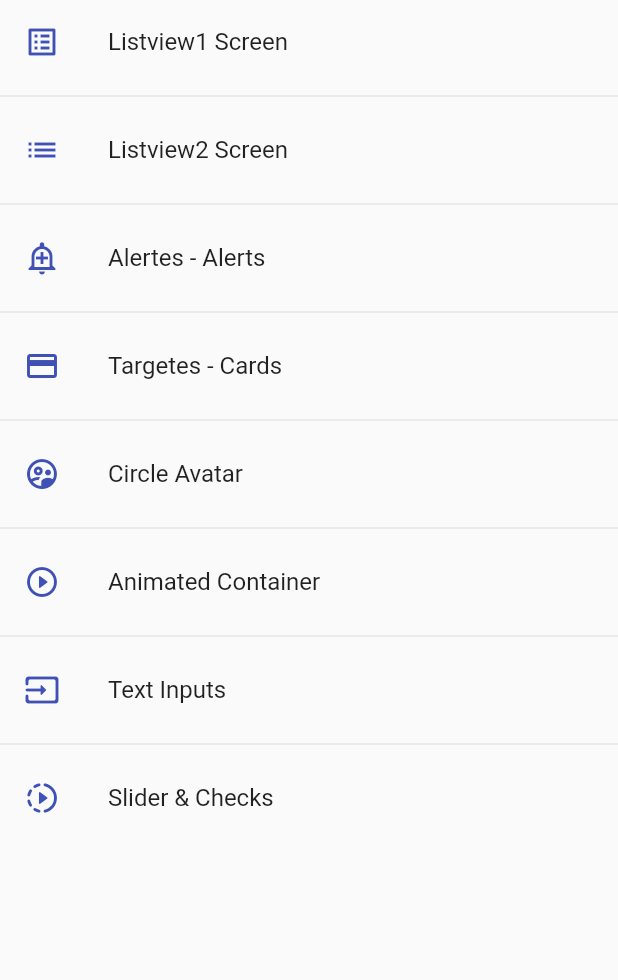
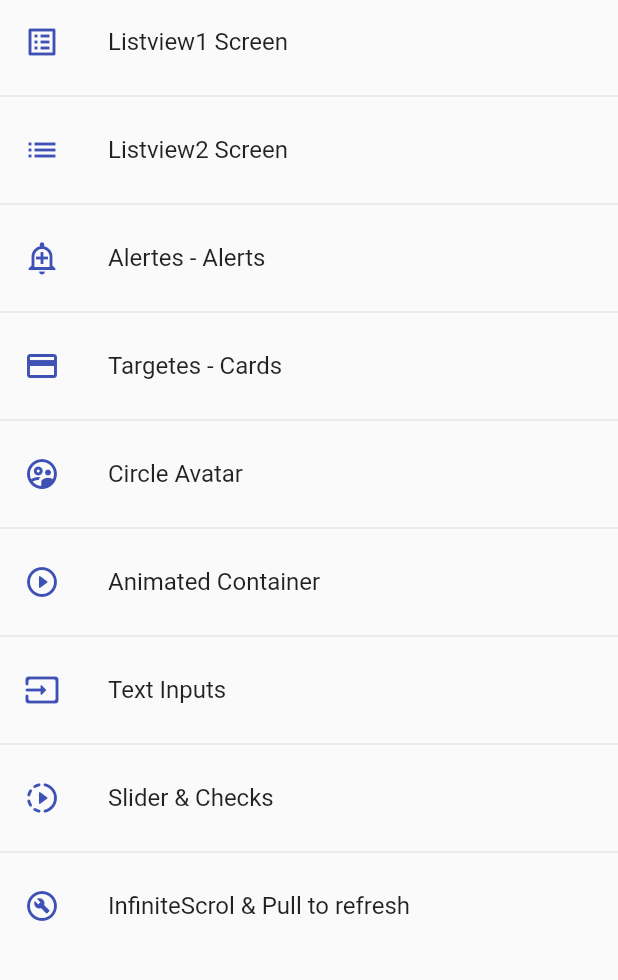
Before and after one commit to sitnesTIC/flutter_applications, a Flutter app: the screen it shows after launch, on a phone screen of 412 x 824 dp, the part 84-1064 px from its top. Run offline on Flutter 3.47's test engine with Material 2 defaults, Android fonts, the phone set to English and light mode, and no system bars.

Commit message:
Listview Builder

```diff
--- a/lib/router/app_routes.dart
+++ b/lib/router/app_routes.dart
@@ -52,6 +52,11 @@ class AppRoutes {
         name: 'Slider & Checks',
         screen: const SliderScreen(),
         icon: Icons.slow_motion_video_rounded),
+    MenuOption(
+        route: 'listviewbuilder',
+        name: 'InfiniteScrol & Pull to refresh',
+        screen: const ListviewBuilderScreen(),
+        icon: Icons.build_circle_outlined),
   ];
 
   static Map<String, Widget Function(BuildContext)> getAppRoutes() {
--- a/lib/screens/screens.dart
+++ b/lib/screens/screens.dart
@@ -5,6 +5,7 @@ export 'package:flutter_applications/screens/avatar_screen.dart';
 export 'package:flutter_applications/screens/card_screen.dart';
 export 'package:flutter_applications/screens/home_screen.dart';
 export 'package:flutter_applications/screens/inputs_screen.dart';
+export 'package:flutter_applications/screens/listview_builder_screen.dart';
 export 'package:flutter_applications/screens/listview1_screen.dart';
 export 'package:flutter_applications/screens/listview2_screen.dart';
 export 'package:flutter_applications/screens/slider_screen.dart';
```
Also changed, not shown: lib/screens/listview_builder_screen.dart (added, +28 -0 lines).
